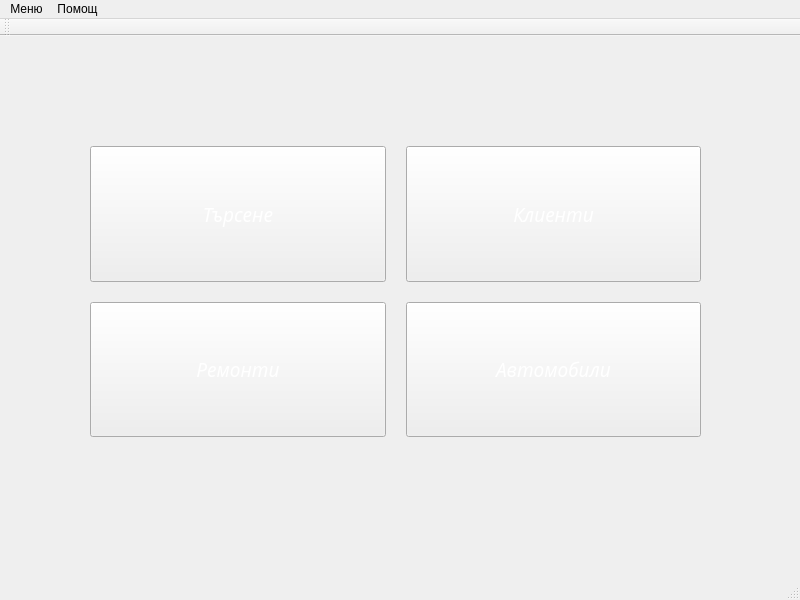
Qt form mainwindow.ui (JohnnyBrawo/CarServ) before a commit.
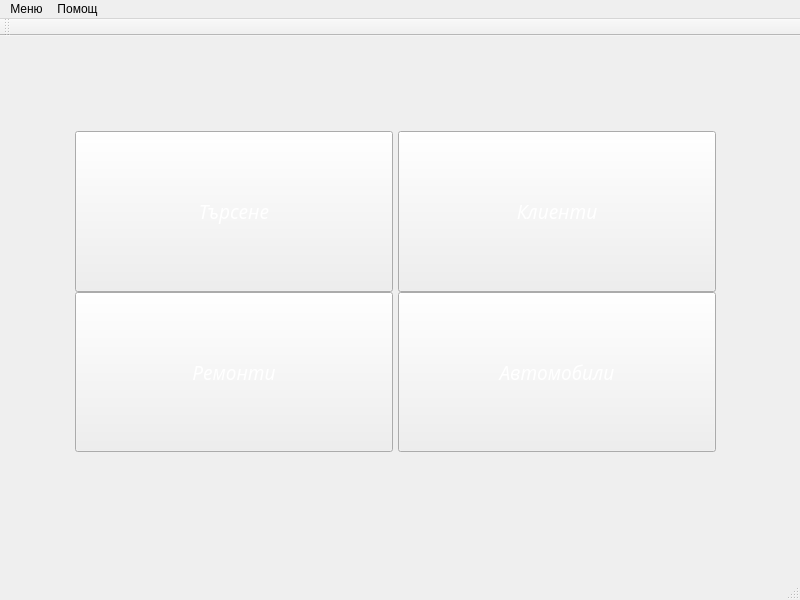
The same form after that commit. Icons and pictures are not drawn.

```diff
--- a/mainwindow.ui
+++ b/mainwindow.ui
@@ -41,24 +41,27 @@
       <enum>QLayout::SetDefaultConstraint</enum>
      </property>
      <property name="leftMargin">
-      <number>20</number>
+      <number>5</number>
      </property>
      <property name="topMargin">
-      <number>20</number>
+      <number>5</number>
      </property>
      <property name="rightMargin">
-      <number>20</number>
+      <number>5</number>
      </property>
      <property name="bottomMargin">
-      <number>20</number>
+      <number>5</number>
      </property>
-     <property name="spacing">
-      <number>20</number>
+     <property name="horizontalSpacing">
+      <number>5</number>
+     </property>
+     <property name="verticalSpacing">
+      <number>0</number>
      </property>
      <item row="1" column="0">
       <widget class="QPushButton" name="Button_AddNewRepair">
        <property name="sizePolicy">
-        <sizepolicy hsizetype="Expanding" vsizetype="Expanding">
+        <sizepolicy hsizetype="MinimumExpanding" vsizetype="MinimumExpanding">
          <horstretch>0</horstretch>
          <verstretch>0</verstretch>
         </sizepolicy>
@@ -86,7 +89,7 @@
      <item row="0" column="1">
       <widget class="QPushButton" name="Button_AddNewClient">
        <property name="sizePolicy">
-        <sizepolicy hsizetype="Expanding" vsizetype="Expanding">
+        <sizepolicy hsizetype="MinimumExpanding" vsizetype="MinimumExpanding">
          <horstretch>0</horstretch>
          <verstretch>0</verstretch>
         </sizepolicy>
@@ -114,7 +117,7 @@
      <item row="1" column="1">
       <widget class="QPushButton" name="Button_AddNewAuto">
        <property name="sizePolicy">
-        <sizepolicy hsizetype="Expanding" vsizetype="Expanding">
+        <sizepolicy hsizetype="MinimumExpanding" vsizetype="MinimumExpanding">
          <horstretch>0</horstretch>
          <verstretch>0</verstretch>
         </sizepolicy>
@@ -142,7 +145,7 @@
      <item row="0" column="0">
       <widget class="QPushButton" name="Button_Search">
        <property name="sizePolicy">
-        <sizepolicy hsizetype="Expanding" vsizetype="Expanding">
+        <sizepolicy hsizetype="MinimumExpanding" vsizetype="MinimumExpanding">
          <horstretch>0</horstretch>
          <verstretch>0</verstretch>
         </sizepolicy>
```
